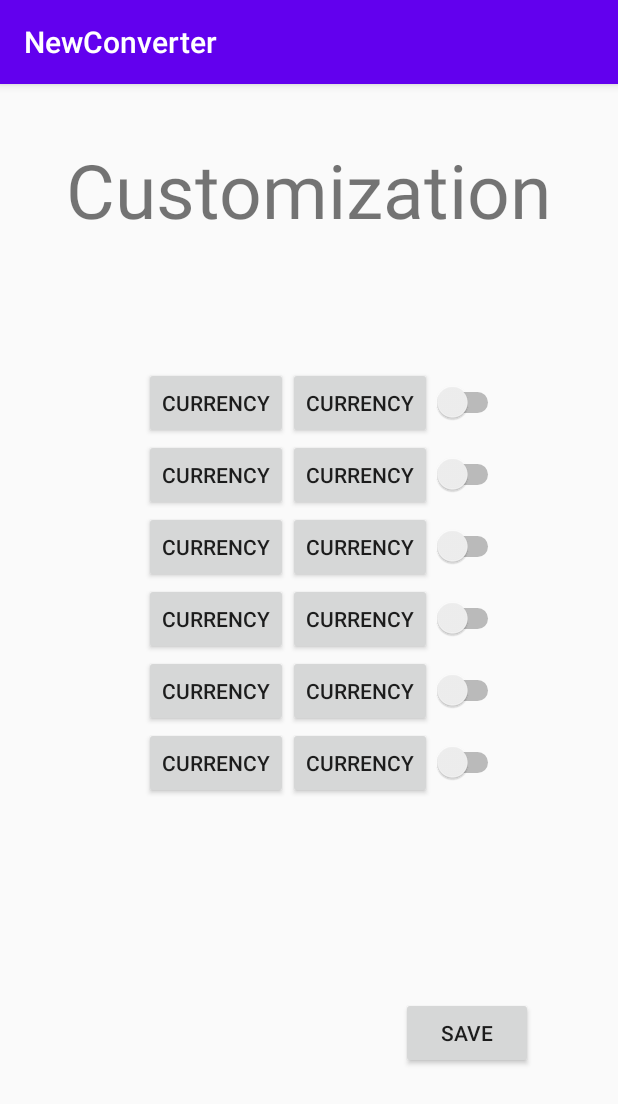
After one commit to NeuroscientistAlzheimer/NewConverter, an Android app: the Customization screen opened directly, with no data from a screen before it, on a phone screen of 412 x 824 dp. The commit adds this screen. Shown: the top 1104 px of the screen. Run offline under Robolectric (Android 15) with nearby library versions, the phone set to English and light mode, and no system bars; our stand-ins replace Volley; libraries missing offline, so code that uses them is left out: in.galaxyofandroid.spinerdialog; network calls fail; 3 statements that could not run were skipped.

Commit message:
Improvements_1.0 + DB

```diff
--- /dev/null
+++ b/app/src/main/java/com/example/newconverter/Customization.java
@@ -0,0 +1,225 @@
+package com.example.newconverter;
+
+import androidx.appcompat.app.AppCompatActivity;
+
+import android.content.ContentValues;
+import android.database.sqlite.SQLiteDatabase;
+import android.os.Bundle;
+import android.util.Log;
+import android.view.View;
+import android.widget.Button;
+import android.widget.RadioButton;
+import android.widget.Switch;
+import android.widget.TextView;
+import android.widget.Toast;
+
+import com.android.volley.Request;
+import com.android.volley.RequestQueue;
+import com.android.volley.Response;
+import com.android.volley.VolleyError;
+import com.android.volley.toolbox.JsonObjectRequest;
+import com.android.volley.toolbox.Volley;
+
+import org.json.JSONException;
+import org.json.JSONObject;
+
+import java.util.ArrayList;
+import java.util.Iterator;
+
+import in.galaxyofandroid.spinerdialog.OnSpinerItemClick;
+import in.galaxyofandroid.spinerdialog.SpinnerDialog;
+
+public class Customization extends AppCompatActivity implements View.OnClickListener {
+
+    private RequestQueue itemsQueue;
+    final ArrayList<String> itemsCurrency = new ArrayList<>();
+    Button currency11;
+    Button currency12;
+    Button currency21;
+    Button currency22;
+    Button currency31;
+    Button currency32;
+    Button currency41;
+    Button currency42;
+    Button currency51;
+    Button currency52;
+    Button currency61;
+    Button currency62;
+    Switch switch1;
+    Switch switch2;
+    Switch switch3;
+    Switch switch4;
+    Switch switch5;
+    Switch switch6;
+    TextView textView;
+    SpinnerDialog spinnerCurrency;
+    DBHelper dbHelper;
+    String currency_to;
+    String currency;
+
+    @Override
+    protected void onCreate(Bundle savedInstanceState) {
+        super.onCreate(savedInstanceState);
+        setContentView(R.layout.activity_customization);
+        textView = (TextView) findViewById(R.id.textView);
+        currency11=(Button) findViewById(R.id.currency11);
+        currency12=(Button) findViewById(R.id.currency12);
+        currency21=(Button) findViewById(R.id.currency21);
+        currency22=(Button) findViewById(R.id.currency22);
+        currency31=(Button) findViewById(R.id.currency31);
+        currency32=(Button) findViewById(R.id.currency32);
+        currency41=(Button) findViewById(R.id.currency41);
+        currency42=(Button) findViewById(R.id.currency42);
+        currency51=(Button) findViewById(R.id.currency51);
+        currency52=(Button) findViewById(R.id.currency52);
+        currency61=(Button) findViewById(R.id.currency61);
+        currency62=(Button) findViewById(R.id.currency62);
+        switch1=(Switch) findViewById(R.id.switch1);
+        switch2=(Switch) findViewById(R.id.switch2);
+        switch3=(Switch) findViewById(R.id.switch3);
+        switch4=(Switch) findViewById(R.id.switch4);
+        switch5=(Switch) findViewById(R.id.switch5);
+        switch6=(Switch) findViewById(R.id.switch6);
+
+        currency11.setOnClickListener(this);
+        currency12.setOnClickListener(this);
+        currency21.setOnClickListener(this);
+        currency22.setOnClickListener(this);
+        currency31.setOnClickListener(this);
+        currency32.setOnClickListener(this);
+        currency41.setOnClickListener(this);
+        currency42.setOnClickListener(this);
+        currency51.setOnClickListener(this);
+        currency52.setOnClickListener(this);
+        currency61.setOnClickListener(this);
+        currency62.setOnClickListener(this);
+
+        itemsQueue = Volley.newRequestQueue(this);
+        emtyTtemsCurrency(itemsCurrency);
+
+        spinnerCurrency = new SpinnerDialog(Customization.this,itemsCurrency,"Select Currency");
+        spinnerCurrency.setCancellable(true);
+        spinnerCurrency.setShowKeyboard(false);
+        dbHelper = new DBHelper(this);
+
+    }
+    public void onClick (View view){
+        switch (view.getId()){
+            case R.id.currency11:
+                itemsCurrencySpinner(currency11);
+                spinnerCurrency.showSpinerDialog();
+                break;
+            case R.id.currency12:
+                itemsCurrencySpinner(currency12);
+                spinnerCurrency.showSpinerDialog();
+                break;
+            case R.id.currency21:
+                itemsCurrencySpinner(currency21);
+                spinnerCurrency.showSpinerDialog();
+                break;
+            case R.id.currency22:
+                itemsCurrencySpinner(currency22);
+                spinnerCurrency.showSpinerDialog();
+                break;
+            case R.id.currency31:
+                itemsCurrencySpinner(currency31);
+                spinnerCurrency.showSpinerDialog();
+                break;
+            case R.id.currency32:
+                itemsCurrencySpinner(currency32);
+                spinnerCurrency.showSpinerDialog();
+                break;
+            case R.id.currency41:
+                itemsCurrencySpinner(currency41);
+                spinnerCurrency.showSpinerDialog();
+                break;
+            case R.id.currency42:
+                itemsCurrencySpinner(currency42);
+                spinnerCurrency.showSpinerDialog();
+                break;
+            case R.id.currency51:
+                itemsCurrencySpinner(currency51);
+                spinnerCurrency.showSpinerDialog();
+                break;
+            case R.id.currency52:
+                itemsCurrencySpinner(currency52);
+                spinnerCurrency.showSpinerDialog();
+                break;
+            case R.id.currency61:
+                itemsCurrencySpinner(currency61);
+                spinnerCurrency.showSpinerDialog();
+                break;
+            case R.id.currency62:
+                itemsCurrencySpinner(currency62);
+                spinnerCurrency.showSpinerDialog();
+                break;
+            case R.id.save:
+                DBsrw(currency11,currency12,switch1);
+                DBsrw(currency21,currency22,switch2);
+                DBsrw(currency31,currency32,switch3);
+                DBsrw(currency41,currency42,switch4);
+                DBsrw(currency51,currency52,switch5);
+                DBsrw(currency61,currency62,switch6);
+                break;
+
+
+        }
+
+
+    }
+    private void DBsrw(Button to, Button in, Switch on_of){
+
+        SQLiteDatabase database = dbHelper.getWritableDatabase();
+        ContentValues contentValues = new ContentValues();
+        currency_to = to.getText().toString();
+        currency = in.getText().toString();
+        contentValues.put(DBHelper.KEY_CURRENCY_TO, currency_to);
+        contentValues.put(DBHelper.KEY_CURRENCY, currency);
+
+        database.insert(DBHelper.TABLE_CURRENCY, null, contentValues);
+    }
+
+    private void emtyTtemsCurrency(final ArrayList<String> items) {
+        String url = "http://apilayer.net/api/live?access_key=ad16a4ab373cbeca1bdbf0fd5b1e77ed";
+        JsonObjectRequest request = new JsonObjectRequest(Request.Method.GET, url, null, new Response.Listener<JSONObject>() {
+            public void onResponse(JSONObject response) {
+                try {
+                    Log.d("Pars", "1присвоение");
+                    JSONObject last = (JSONObject) response.get("quotes");
+                    Log.d("Pars", "2присвоение");
+                    Iterator<String> keys = last.keys();
+                    do {
+                        String k = keys.next().toString();
+                        k = k.substring(3, k.length());
+                        items.add(k);
+                        Log.d("Pars", "3завершение" + k);
+                    } while (keys.hasNext());
+                    Log.d("Pars", "3завершение" + keys);
+                } catch (JSONException e) {
+                    e.printStackTrace();
+                }
+
+            }
+        }, new Response.ErrorListener() {
+            @Override
+            public void onErrorResponse(VolleyError error) {
+                error.printStackTrace();
+            }
+        });
+        itemsQueue.add(request);
+    }
+
+    public void itemsCurrencySpinner(final Button a){
+
+        spinnerCurrency.bindOnSpinerListener(new OnSpinerItemClick() {
+
+            public void onClick(String item, int position) {
+                Toast.makeText(Customization.this, item,Toast.LENGTH_SHORT).show();
+                a.setText(item);
+            }
+
+        });
+
+    }
+
+}
--- /dev/null
+++ b/app/src/main/java/com/example/newconverter/DBHelper.java
@@ -0,0 +1,37 @@
+package com.example.newconverter;
+
+import android.content.Context;
+import android.database.sqlite.SQLiteDatabase;
+import android.database.sqlite.SQLiteOpenHelper;
+
+import androidx.annotation.Nullable;
+
+public class DBHelper extends SQLiteOpenHelper {
+
+    public static final int DATABASE_VERSION = 1;
+    public static final String DATABASE_NAME = "contentDb";
+    public static final String TABLE_CURRENCY = "сourse";
+
+    public static final String KEY_ID = "_id";
+    public static final String KEY_CURRENCY_TO = "currency_to";
+    public static final String KEY_CURRENCY = "currency";
+    public static final String KEY_VALUE = "value";
+
+
+    public DBHelper(@Nullable Context context) {
+        super(context, DATABASE_NAME, null,DATABASE_VERSION);
+    }
+
+    @Override
+    public void onCreate(SQLiteDatabase db) {
+
+        db.execSQL("create table " + TABLE_CURRENCY  + "(" + KEY_ID + " integer primary key," + KEY_CURRENCY_TO + " text," + KEY_CURRENCY + " text," + KEY_VALUE + " text" + ")" );
+
+    }
+
+    @Override
+    public void onUpgrade(SQLiteDatabase db, int oldVersion, int newVersion) {
+        onCreate(db);
+
+    }
+}
--- /dev/null
+++ b/app/src/main/res/layout/activity_customization.xml
@@ -0,0 +1,183 @@
+<?xml version="1.0" encoding="utf-8"?>
+<androidx.constraintlayout.widget.ConstraintLayout xmlns:android="http://schemas.android.com/apk/res/android"
+    xmlns:app="http://schemas.android.com/apk/res-auto"
+    xmlns:tools="http://schemas.android.com/tools"
+    android:layout_width="match_parent"
+    android:layout_height="match_parent"
+    tools:context=".Customization">
+
+    <TableLayout
+        android:id="@+id/tableLayout"
+        android:layout_width="300dp"
+        android:layout_height="300dp"
+        app:layout_constraintBottom_toBottomOf="parent"
+        app:layout_constraintEnd_toEndOf="parent"
+        app:layout_constraintHorizontal_bias="0.855"
+        app:layout_constraintStart_toStartOf="parent"
+        app:layout_constraintTop_toTopOf="parent"
+        app:layout_constraintVertical_bias="0.403">
+
+        <TableRow
+            android:layout_width="match_parent"
+            android:layout_height="match_parent">
+
+            <Button
+                android:id="@+id/currency11"
+                android:layout_width="wrap_content"
+                android:layout_height="wrap_content"
+                android:text="@string/Currency" />
+
+            <Button
+                android:id="@+id/currency12"
+                android:layout_width="wrap_content"
+                android:layout_height="wrap_content"
+                android:text="@string/Currency" />
+
+            <Switch
+                android:id="@+id/switch1"
+                android:layout_width="wrap_content"
+                android:layout_height="wrap_content" />
+
+        </TableRow>
+
+        <TableRow
+            android:layout_width="match_parent"
+            android:layout_height="match_parent">
+
+            <Button
+                android:id="@+id/currency21"
+                android:layout_width="wrap_content"
+                android:layout_height="wrap_content"
+                android:text="@string/Currency" />
+
+            <Button
+                android:id="@+id/currency22"
+                android:layout_width="wrap_content"
+                android:layout_height="wrap_content"
+                android:text="@string/Currency" />
+
+            <Switch
+                android:id="@+id/switch2"
+                android:layout_width="wrap_content"
+                android:layout_height="wrap_content" />
+
+        </TableRow>
+
+        <TableRow
+            android:layout_width="match_parent"
+            android:layout_height="match_parent">
+
+            <Button
+                android:id="@+id/currency31"
+                android:layout_width="wrap_content"
+                android:layout_height="wrap_content"
+                android:text="@string/Currency" />
+
+            <Button
+                android:id="@+id/currency32"
+                android:layout_width="wrap_content"
+                android:layout_height="wrap_content"
+                android:text="@string/Currency" />
+
+            <Switch
+                android:id="@+id/switch3"
+                android:layout_width="wrap_content"
+                android:layout_height="wrap_content" />
+
+        </TableRow>
+
+        <TableRow
+            android:layout_width="match_parent"
+            android:layout_height="match_parent">
+
+            <Button
+                android:id="@+id/currency41"
+                android:layout_width="wrap_content"
+                android:layout_height="wrap_content"
+                android:text="@string/Currency" />
+
+            <Button
+                android:id="@+id/currency42"
+                android:layout_width="wrap_content"
+                android:layout_height="wrap_content"
+                android:text="@string/Currency" />
+
+            <Switch
+                android:id="@+id/switch4"
+                android:layout_width="wrap_content"
+                android:layout_height="wrap_content" />
+
+        </TableRow>
+
+        <TableRow
+            android:layout_width="match_parent"
+            android:layout_height="match_parent">
+
+            <Button
+                android:id="@+id/currency51"
+                android:layout_width="wrap_content"
+                android:layout_height="wrap_content"
+                android:text="@string/Currency" />
+
+            <Button
+                android:id="@+id/currency52"
+                android:layout_width="wrap_content"
+                android:layout_height="wrap_content"
+                android:text="@string/Currency" />
+
+            <Switch
+                android:id="@+id/switch5"
+                android:layout_width="wrap_content"
+                android:layout_height="wrap_content" />
+
+        </TableRow>
+
+        <TableRow
+            android:layout_width="match_parent"
+            android:layout_height="match_parent">
+
+            <Button
+                android:id="@+id/currency61"
+                android:layout_width="wrap_content"
+                android:layout_height="wrap_content"
+                android:text="@string/Currency" />
+
+            <Button
+                android:id="@+id/currency62"
+                android:layout_width="wrap_content"
+                android:layout_height="wrap_content"
+                android:text="@string/Currency" />
+
+            <Switch
+                android:id="@+id/switch6"
+                android:layout_width="30dp"
+                android:layout_height="wrap_content" />
+
+        </TableRow>
+    </TableLayout>
+
+    <TextView
+        android:id="@+id/textView"
+        android:layout_width="wrap_content"
+        android:layout_height="wrap_content"
+        android:text="@string/Customization"
+        android:textSize="50dp"
+        app:layout_constraintBottom_toBottomOf="parent"
+        app:layout_constraintEnd_toEndOf="parent"
+        app:layout_constraintStart_toStartOf="parent"
+        app:layout_constraintTop_toTopOf="parent"
+        app:layout_constraintVertical_bias="0.052" />
+
+    <Button
+        android:id="@+id/save"
+        android:layout_width="wrap_content"
+        android:layout_height="wrap_content"
+        android:layout_marginBottom="111dp"
+        android:text="Save"
+        app:layout_constraintBottom_toBottomOf="parent"
+        app:layout_constraintEnd_toEndOf="parent"
+        app:layout_constraintHorizontal_bias="0.826"
+        app:layout_constraintStart_toStartOf="parent"
+        app:layout_constraintTop_toBottomOf="@+id/tableLayout"
+        app:layout_constraintVertical_bias="1.0" />
+</androidx.constraintlayout.widget.ConstraintLayout>
--- a/app/src/main/res/values/strings.xml
+++ b/app/src/main/res/values/strings.xml
@@ -1,4 +1,6 @@
 <resources>
     <string name="app_name">NewConverter</string>
     <string name="USD_RUB">USD - RUB</string>
+    <string name="Customization">Customization</string>
+    <string name="Currency">currency</string>
 </resources>
```
Also changed, not shown: app/src/main/AndroidManifest.xml (+6 -3 lines), app/src/main/java/com/example/newconverter/MainActivity.java (+9 -0 lines), app/src/main/res/layout/activity_main.xml (+37 -13 lines).
